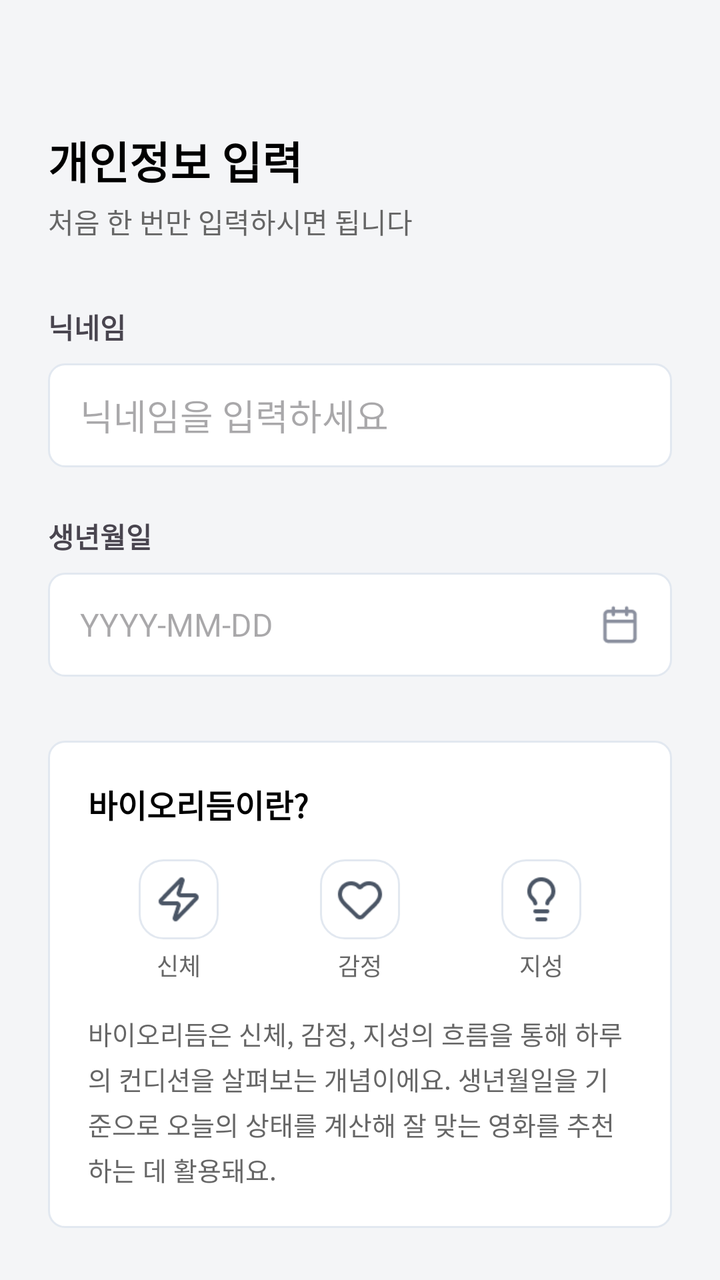
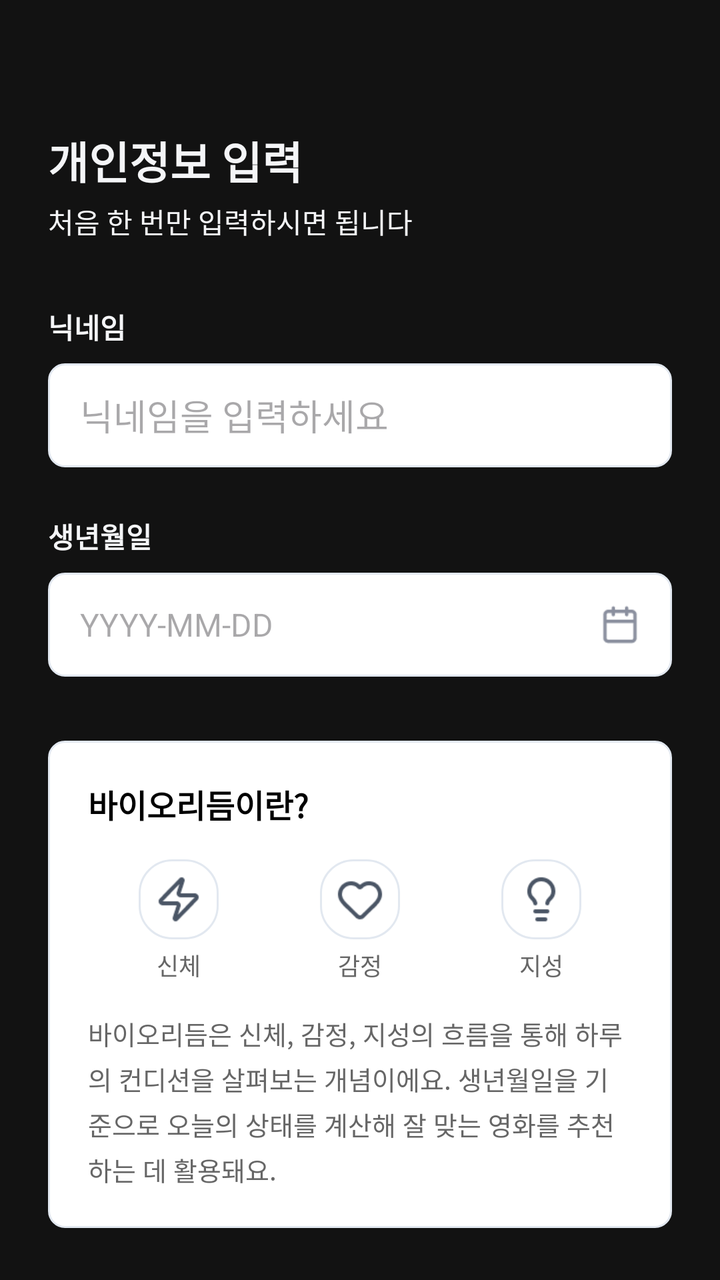

Compare the two renders of this Android layout. The source of the first and the diff that turns it into the second are given below.
<!-- AndroidManifest.xml: application theme Theme.LMHYMVandroid -->
<!-- res/layout/activity_create_nickname.xml -->
<?xml version="1.0" encoding="utf-8"?>
<androidx.core.widget.NestedScrollView xmlns:android="http://schemas.android.com/apk/res/android"
    xmlns:app="http://schemas.android.com/apk/res-auto"
    android:layout_width="match_parent"
    android:layout_height="match_parent"
    android:fillViewport="true"
    android:background="#F4F5F7">

    <androidx.constraintlayout.widget.ConstraintLayout
        android:layout_width="match_parent"
        android:layout_height="wrap_content"
        android:padding="24dp">

        <TextView
            android:id="@+id/textViewTitle"
            android:layout_width="wrap_content"
            android:layout_height="wrap_content"
            android:layout_marginTop="40dp"
            android:text="개인정보 입력"
            android:textColor="#000000"
            android:textSize="22sp"
            android:textStyle="bold"
            app:layout_constraintStart_toStartOf="parent"
            app:layout_constraintTop_toTopOf="parent" />

        <TextView
            android:id="@+id/textViewSubTitle"
            android:layout_width="wrap_content"
            android:layout_height="wrap_content"
            android:layout_marginTop="4dp"
            android:text="처음 한 번만 입력하시면 됩니다"
            android:textColor="#666666"
            app:layout_constraintTop_toBottomOf="@id/textViewTitle"
            app:layout_constraintStart_toStartOf="parent" />

        <TextView
            android:id="@+id/labelNickname"
            android:layout_width="wrap_content"
            android:layout_height="wrap_content"
            android:layout_marginTop="32dp"
            android:text="닉네임"
            android:textStyle="bold"
            app:layout_constraintTop_toBottomOf="@id/textViewSubTitle"
            app:layout_constraintStart_toStartOf="parent" />

        <EditText
            android:id="@+id/editTextNickname"
            android:layout_width="match_parent"
            android:layout_height="52dp"
            android:layout_marginTop="8dp"
            android:background="@drawable/bg_edittext"
            android:hint="닉네임을 입력하세요"
            android:paddingHorizontal="16dp"
            app:layout_constraintTop_toBottomOf="@id/labelNickname" />

        <TextView
            android:id="@+id/labelBirthdate"
            android:layout_width="wrap_content"
            android:layout_height="wrap_content"
            android:layout_marginTop="24dp"
            android:text="생년월일"
            android:textStyle="bold"
            app:layout_constraintTop_toBottomOf="@id/editTextNickname"
            app:layout_constraintStart_toStartOf="parent" />

        <RelativeLayout
            android:id="@+id/birthdateContainer"
            android:layout_width="match_parent"
            android:layout_height="52dp"
            android:layout_marginTop="8dp"
            android:background="@drawable/bg_edittext"
            app:layout_constraintTop_toBottomOf="@id/labelBirthdate">

            <TextView
                android:id="@+id/textViewBirthdate"
                android:layout_width="match_parent"
                android:layout_height="match_parent"
                android:gravity="center_vertical"
                android:hint="YYYY-MM-DD"
                android:paddingStart="16dp"
                android:textColor="#000000"
                android:textSize="16sp" />

            <ImageView
                android:id="@+id/buttonCalendar"
                android:layout_width="20dp"
                android:layout_height="20dp"
                android:layout_alignParentEnd="true"
                android:layout_centerVertical="true"
                android:layout_marginEnd="16dp"
                android:src="@drawable/ic_calendar" />
        </RelativeLayout>

        <androidx.cardview.widget.CardView
            android:id="@+id/calendarCardView"
            android:layout_width="match_parent"
            android:layout_height="wrap_content"
            android:layout_marginTop="8dp"
            android:visibility="gone"
            app:cardCornerRadius="16dp"
            app:cardElevation="8dp"
            app:layout_constraintTop_toBottomOf="@id/birthdateContainer">

            <LinearLayout
                android:layout_width="match_parent"
                android:layout_height="wrap_content"
                android:orientation="vertical"
                android:padding="12dp">

                <com.prolificinteractive.materialcalendarview.MaterialCalendarView
                    android:id="@+id/calendarView"
                    android:layout_width="match_parent"
                    android:layout_height="wrap_content"
                    app:mcv_selectionColor="#4A4A8A" />

                <LinearLayout
                    android:layout_width="match_parent"
                    android:layout_height="wrap_content"
                    android:layout_marginTop="8dp"
                    android:orientation="horizontal">

                    <Button
                        android:id="@+id/btnCalendarDelete"
                        style="?android:attr/borderlessButtonStyle"
                        android:layout_width="0dp"
                        android:layout_height="48dp"
                        android:layout_weight="1"
                        android:text="삭제"
                        android:textColor="#666666" />

                    <Button
                        android:id="@+id/btnCalendarToday"
                        style="?android:attr/borderlessButtonStyle"
                        android:layout_width="0dp"
                        android:layout_height="48dp"
                        android:layout_weight="1"
                        android:text="오늘"
                        android:textColor="#4A4A8A" />
                </LinearLayout>
            </LinearLayout>
        </androidx.cardview.widget.CardView>

        <androidx.constraintlayout.widget.ConstraintLayout
            android:id="@+id/layoutBiorhythmInfo"
            android:layout_width="match_parent"
            android:layout_height="wrap_content"
            android:layout_marginTop="32dp"
            android:background="@drawable/bg_edittext"
            android:padding="20dp"
            app:layout_constraintTop_toBottomOf="@id/calendarCardView">

            <TextView
                android:id="@+id/tvBioTitle"
                android:layout_width="wrap_content"
                android:layout_height="wrap_content"
                android:text="바이오리듬이란?"
                android:textColor="#000000"
                android:textSize="16sp"
                android:textStyle="bold"
                app:layout_constraintStart_toStartOf="parent"
                app:layout_constraintTop_toTopOf="parent" />

            <LinearLayout
                android:id="@+id/bioIconGroup"
                android:layout_width="match_parent"
                android:layout_height="wrap_content"
                android:layout_marginTop="16dp"
                android:gravity="center"
                android:orientation="horizontal"
                app:layout_constraintTop_toBottomOf="@id/tvBioTitle">

                <LinearLayout
                    android:layout_width="0dp"
                    android:layout_height="wrap_content"
                    android:layout_weight="1"
                    android:gravity="center"
                    android:orientation="vertical">
                    <ImageView
                        android:layout_width="40dp"
                        android:layout_height="40dp"
                        android:src="@drawable/ic_physical"
                        android:background="@drawable/bg_icon_rounded"
                        android:padding="8dp"/>
                    <TextView
                        android:layout_width="wrap_content"
                        android:layout_height="wrap_content"
                        android:layout_marginTop="4dp"
                        android:text="신체"
                        android:textSize="12sp"
                        android:textColor="#666666"/>
                </LinearLayout>

                <LinearLayout
                    android:layout_width="0dp"
                    android:layout_height="wrap_content"
                    android:layout_weight="1"
                    android:gravity="center"
                    android:orientation="vertical">
                    <ImageView
                        android:layout_width="40dp"
                        android:layout_height="40dp"
                        android:src="@drawable/ic_emotional"
                        android:background="@drawable/bg_icon_rounded"
                        android:padding="8dp"/>
                    <TextView
                        android:layout_width="wrap_content"
                        android:layout_height="wrap_content"
                        android:layout_marginTop="4dp"
                        android:text="감정"
                        android:textSize="12sp"
                        android:textColor="#666666"/>
                </LinearLayout>

                <LinearLayout
                    android:layout_width="0dp"
                    android:layout_height="wrap_content"
                    android:layout_weight="1"
                    android:gravity="center"
                    android:orientation="vertical">
                    <ImageView
                        android:layout_width="40dp"
                        android:layout_height="40dp"
                        android:src="@drawable/ic_intellectual"
                        android:background="@drawable/bg_icon_rounded"
                        android:padding="8dp"/>
                    <TextView
                        android:layout_width="wrap_content"
                        android:layout_height="wrap_content"
                        android:layout_marginTop="4dp"
                        android:text="지성"
                        android:textSize="12sp"
                        android:textColor="#666666"/>
                </LinearLayout>
            </LinearLayout>

            <TextView
                android:layout_width="match_parent"
                android:layout_height="wrap_content"
                android:layout_marginTop="16dp"
                android:lineSpacingExtra="4dp"
                android:text="바이오리듬은 신체, 감정, 지성의 흐름을 통해 하루의 컨디션을 살펴보는 개념이에요. 생년월일을 기준으로 오늘의 상태를 계산해 잘 맞는 영화를 추천하는 데 활용돼요."
                android:textColor="#666666"
                android:textSize="13sp"
                app:layout_constraintTop_toBottomOf="@id/bioIconGroup" />
        </androidx.constraintlayout.widget.ConstraintLayout>

        <Button
            android:id="@+id/buttonSubmit"
            android:layout_width="match_parent"
            android:layout_height="56dp"
            android:layout_marginTop="32dp"
            android:layout_marginBottom="16dp"
            android:backgroundTint="#CBD2D9"
            android:text="시작하기"
            android:textColor="#616E7C"
            android:textSize="18sp"
            android:textStyle="bold"
            app:layout_constraintTop_toBottomOf="@id/layoutBiorhythmInfo"
            app:layout_constraintBottom_toBottomOf="parent" />

    </androidx.constraintlayout.widget.ConstraintLayout>
</androidx.core.widget.NestedScrollView>
<!-- resources referenced by this layout -->
<resources>
  <!-- drawable bg_edittext (drawable) -->
  <?xml version="1.0" encoding="utf-8"?>
  <shape xmlns:android="http://schemas.android.com/apk/res/android"
      android:shape="rectangle">
      <solid android:color="#FFFFFF" />
  
      <stroke
          android:width="1dp"
          android:color="#E2E8F0" />
  
      <corners android:radius="8dp" />
  </shape>
  <!-- drawable bg_icon_rounded (drawable) -->
  <?xml version="1.0" encoding="utf-8"?>
  <shape xmlns:android="http://schemas.android.com/apk/res/android"
      android:shape="rectangle"> <solid android:color="#FFFFFF" />
  
      <stroke
          android:width="1dp"
          android:color="#E2E8F0" />
  
      <corners android:radius="12dp" />
  
      <size
          android:width="40dp"
          android:height="40dp" />
  </shape>
  <!-- drawable ic_calendar: png bitmap (drawable, 489 bytes) -->
  <!-- drawable ic_emotional: png bitmap (drawable, 720 bytes) -->
  <!-- drawable ic_intellectual: png bitmap (drawable, 613 bytes) -->
  <!-- drawable ic_physical: png bitmap (drawable, 607 bytes) -->
  <style name="Theme.LMHYMVandroid" parent="Theme.Material3.Light.NoActionBar">
      </style>
</resources>

<!-- the commit's change to res/layout/activity_create_nickname.xml (unified diff, before → after) -->
@@ -4,7 +4,7 @@
     android:layout_width="match_parent"
     android:layout_height="match_parent"
     android:fillViewport="true"
-    android:background="#F4F5F7">
+    android:background="#121212">
 
     <androidx.constraintlayout.widget.ConstraintLayout
         android:layout_width="match_parent"
@@ -17,7 +17,7 @@
             android:layout_height="wrap_content"
             android:layout_marginTop="40dp"
             android:text="개인정보 입력"
-            android:textColor="#000000"
+            android:textColor="#F4F5F7"
             android:textSize="22sp"
             android:textStyle="bold"
             app:layout_constraintStart_toStartOf="parent"
@@ -29,7 +29,7 @@
             android:layout_height="wrap_content"
             android:layout_marginTop="4dp"
             android:text="처음 한 번만 입력하시면 됩니다"
-            android:textColor="#666666"
+            android:textColor="#F4F5F7"
             app:layout_constraintTop_toBottomOf="@id/textViewTitle"
             app:layout_constraintStart_toStartOf="parent" />
 
@@ -38,6 +38,7 @@
             android:layout_width="wrap_content"
             android:layout_height="wrap_content"
             android:layout_marginTop="32dp"
+            android:textColor="#F4F5F7"
             android:text="닉네임"
             android:textStyle="bold"
             app:layout_constraintTop_toBottomOf="@id/textViewSubTitle"
@@ -58,6 +59,7 @@
             android:layout_width="wrap_content"
             android:layout_height="wrap_content"
             android:layout_marginTop="24dp"
+            android:textColor="#F4F5F7"
             android:text="생년월일"
             android:textStyle="bold"
             app:layout_constraintTop_toBottomOf="@id/editTextNickname"
@@ -250,13 +252,14 @@
             android:layout_height="56dp"
             android:layout_marginTop="32dp"
             android:layout_marginBottom="16dp"
-            android:backgroundTint="#CBD2D9"
-            android:text="시작하기"
-            android:textColor="#616E7C"
-            android:textSize="18sp"
-            android:textStyle="bold"
+            android:text="오늘의 추천 영화 보러가기"
+            android:textColor="#F4F5F7"
+            android:textSize="16sp"
+            android:textStyle="bold"
+            android:background="@drawable/bg_rounded_gray"
             app:layout_constraintTop_toBottomOf="@id/layoutBiorhythmInfo"
-            app:layout_constraintBottom_toBottomOf="parent" />
+            app:layout_constraintBottom_toBottomOf="parent"
+            app:backgroundTint="@null"/>
 
     </androidx.constraintlayout.widget.ConstraintLayout>
 </androidx.core.widget.NestedScrollView>
<!-- resource entries referenced after the edit -->
@@ -21,11 +21,16 @@
           android:width="1dp"
           android:color="#E2E8F0" />
   
-      <corners android:radius="12dp" />
+      <corners android:radius="16.4dp" />
   
       <size
           android:width="40dp"
           android:height="40dp" />
+  </shape>
+  <!-- drawable bg_rounded_gray (drawable) -->
+  <?xml version="1.0" encoding="utf-8"?>
+  <shape xmlns:android="http://schemas.android.com/apk/res/android">
+      <solid android:color="#6A7282"/> <corners android:radius="16.4dp"/>
   </shape>
   <!-- drawable ic_calendar: png bitmap (drawable, 489 bytes) -->
   <!-- drawable ic_emotional: png bitmap (drawable, 720 bytes) -->
